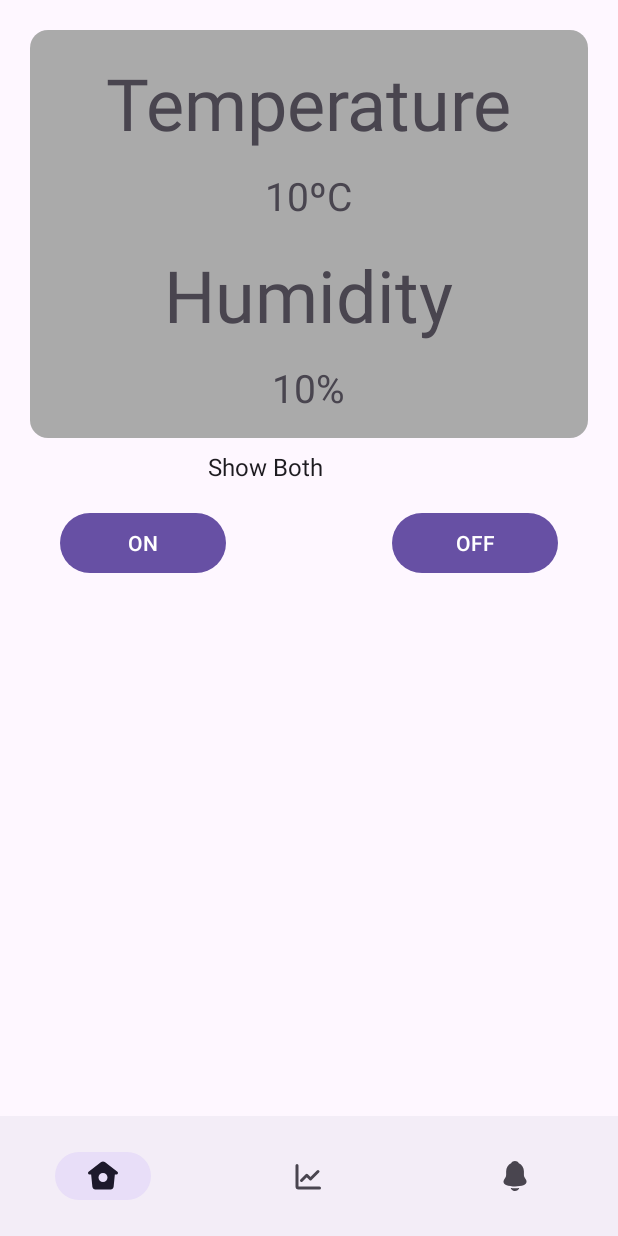
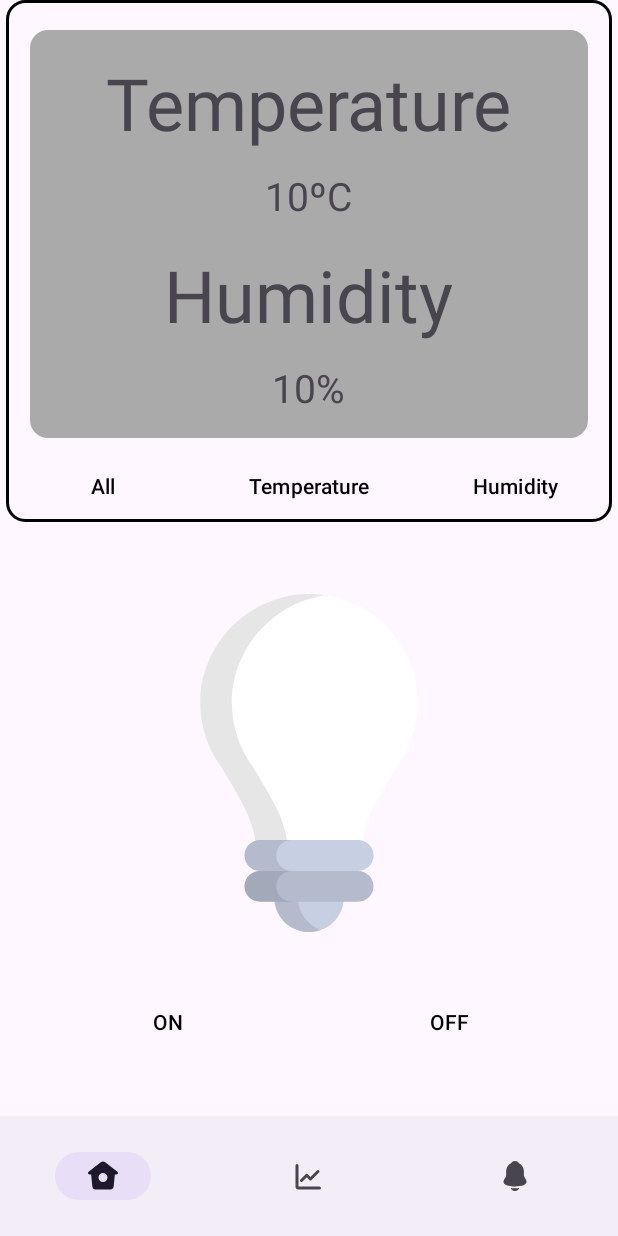
Before and after one commit to Descatres/Android-Room-Sensors-App, an Android app: the screen it shows after launch (MainActivity), on a phone screen of 412 x 824 dp. Run offline under Robolectric (Android 15) with nearby library versions, the phone set to English and light mode, and no system bars.

Commit message:
more layout

```diff
--- a/app/src/main/AndroidManifest.xml
+++ b/app/src/main/AndroidManifest.xml
@@ -14,9 +14,7 @@
         tools:targetApi="31">
         <activity
             android:name=".MainActivity"
-            android:exported="true"
-            android:label="@string/app_name"
-            android:theme="@style/Theme.CM3">
+            android:exported="true">
             <intent-filter>
                 <action android:name="android.intent.action.MAIN" />
 
--- a/app/src/main/java/com/example/cm3/HomeFragment.java
+++ b/app/src/main/java/com/example/cm3/HomeFragment.java
@@ -7,10 +7,14 @@ import androidx.fragment.app.Fragment;
 import android.view.LayoutInflater;
 import android.view.View;
 import android.view.ViewGroup;
+import android.widget.Button;
 
 public class HomeFragment extends Fragment {
     @Override
     public View onCreateView(LayoutInflater inflater, ViewGroup container, Bundle savedInstanceState) {
+
         return inflater.inflate(R.layout.fragment_home, container, false);
     }
+
+
 }
--- /dev/null
+++ b/app/src/main/res/drawable/border_background.xml
@@ -0,0 +1,9 @@
+<?xml version="1.0" encoding="utf-8"?>
+<layer-list xmlns:android="http://schemas.android.com/apk/res/android">
+    <item android:left="4dp" android:right="4dp">
+        <shape android:shape="rectangle">
+            <corners android:radius="12dp" /> <!-- Adjust the radius as needed -->
+            <stroke android:color="@android:color/black" android:width="2dp" /> <!-- Adjust color and width as needed -->
+        </shape>
+    </item>
+</layer-list>
--- /dev/null
+++ b/app/src/main/res/drawable/light_off.xml
@@ -0,0 +1,38 @@
+<vector xmlns:android="http://schemas.android.com/apk/res/android"
+    android:width="800dp"
+    android:height="800dp"
+    android:viewportWidth="512"
+    android:viewportHeight="512">
+  <path
+      android:pathData="M203.2,419.44V459.2c0,29.16 23.64,52.8 52.8,52.8l0,0c29.16,0 52.8,-23.64 52.8,-52.8v-39.76H203.2z"
+      android:fillColor="#C7CFE2"/>
+  <path
+      android:pathData="M239.31,459.2v-39.76H203.2V459.2c0,29.16 23.64,52.8 52.8,52.8c6.34,0 12.42,-1.12 18.05,-3.17C253.79,501.45 239.31,482.02 239.31,459.2z"
+      android:strokeAlpha="0.1"
+      android:fillColor="#000000"
+      android:fillAlpha="0.1"/>
+  <path
+      android:pathData="M258.28,0.01C167.32,-1.22 91.17,73.86 91.17,164.84c0,36.26 11.72,69.78 31.56,96.99c31.84,53.01 46.96,77.71 51.53,110.07c1.96,13.87 13.81,24.2 27.82,24.2h107.85c14.01,0 25.87,-10.33 27.82,-24.2c4.57,-32.36 19.69,-57.06 51.53,-110.07c19.84,-27.22 31.56,-60.73 31.56,-96.99C420.83,74.56 348.26,1.23 258.28,0.01z"
+      android:fillColor="#ffffff"/>
+  <path
+      android:pathData="M222.39,371.9c-4.57,-32.36 -19.69,-57.06 -51.53,-110.07c-19.84,-27.22 -31.56,-60.73 -31.56,-96.99c0,-82.1 62.02,-151.24 140.97,-163.05c-7.2,-1.06 -14.54,-1.67 -22,-1.77C167.32,-1.22 91.17,73.86 91.17,164.84c0,36.26 11.72,69.78 31.56,96.99c31.84,53.01 46.96,77.71 51.53,110.07c1.96,13.87 13.81,24.2 27.82,24.2h48.15C236.21,396.1 224.35,385.77 222.39,371.9z"
+      android:strokeAlpha="0.1"
+      android:fillColor="#000000"
+      android:fillAlpha="0.1"/>
+  <path
+      android:pathData="M330.44,419.44L256,396.1l-74.44,23.34c-12.89,0 -23.34,10.45 -23.34,23.34c0,12.89 10.45,23.34 23.34,23.34h148.89c12.89,0 23.34,-10.45 23.34,-23.34C353.78,429.89 343.33,419.44 330.44,419.44z"
+      android:fillColor="#B4BBCC"/>
+  <path
+      android:pathData="M206.36,442.78c0,-12.89 10.45,-23.34 23.34,-23.34l50.37,-15.79L256,396.1l-74.44,23.34c-12.89,0 -23.34,10.45 -23.34,23.34c0,12.89 10.45,23.34 23.34,23.34H229.7C216.81,466.11 206.36,455.67 206.36,442.78z"
+      android:strokeAlpha="0.1"
+      android:fillColor="#000000"
+      android:fillAlpha="0.1"/>
+  <path
+      android:pathData="M330.44,372.76H181.55c-12.89,0 -23.34,10.45 -23.34,23.34l0,0c0,12.89 10.45,23.34 23.34,23.34h148.89c12.89,0 23.34,-10.45 23.34,-23.34l0,0C353.78,383.21 343.33,372.76 330.44,372.76z"
+      android:fillColor="#C7CFE2"/>
+  <path
+      android:pathData="M206.36,396.1c0,-12.89 10.45,-23.34 23.34,-23.34h-48.15c-12.89,0 -23.34,10.45 -23.34,23.34s10.45,23.34 23.34,23.34H229.7C216.81,419.44 206.36,408.99 206.36,396.1z"
+      android:strokeAlpha="0.1"
+      android:fillColor="#000000"
+      android:fillAlpha="0.1"/>
+</vector>
--- /dev/null
+++ b/app/src/main/res/drawable/light_on.xml
@@ -0,0 +1,38 @@
+<vector xmlns:android="http://schemas.android.com/apk/res/android"
+    android:width="800dp"
+    android:height="800dp"
+    android:viewportWidth="512"
+    android:viewportHeight="512">
+  <path
+      android:pathData="M203.2,419.44V459.2c0,29.16 23.64,52.8 52.8,52.8l0,0c29.16,0 52.8,-23.64 52.8,-52.8v-39.76H203.2z"
+      android:fillColor="#C7CFE2"/>
+  <path
+      android:pathData="M239.31,459.2v-39.76H203.2V459.2c0,29.16 23.64,52.8 52.8,52.8c6.34,0 12.42,-1.12 18.05,-3.17C253.79,501.45 239.31,482.02 239.31,459.2z"
+      android:strokeAlpha="0.1"
+      android:fillColor="#000000"
+      android:fillAlpha="0.1"/>
+  <path
+      android:pathData="M258.28,0.01C167.32,-1.22 91.17,73.86 91.17,164.84c0,36.26 11.72,69.78 31.56,96.99c31.84,53.01 46.96,77.71 51.53,110.07c1.96,13.87 13.81,24.2 27.82,24.2h107.85c14.01,0 25.87,-10.33 27.82,-24.2c4.57,-32.36 19.69,-57.06 51.53,-110.07c19.84,-27.22 31.56,-60.73 31.56,-96.99C420.83,74.56 348.26,1.23 258.28,0.01z"
+      android:fillColor="#FFD782"/>
+  <path
+      android:pathData="M222.39,371.9c-4.57,-32.36 -19.69,-57.06 -51.53,-110.07c-19.84,-27.22 -31.56,-60.73 -31.56,-96.99c0,-82.1 62.02,-151.24 140.97,-163.05c-7.2,-1.06 -14.54,-1.67 -22,-1.77C167.32,-1.22 91.17,73.86 91.17,164.84c0,36.26 11.72,69.78 31.56,96.99c31.84,53.01 46.96,77.71 51.53,110.07c1.96,13.87 13.81,24.2 27.82,24.2h48.15C236.21,396.1 224.35,385.77 222.39,371.9z"
+      android:strokeAlpha="0.1"
+      android:fillColor="#000000"
+      android:fillAlpha="0.1"/>
+  <path
+      android:pathData="M330.44,419.44L256,396.1l-74.44,23.34c-12.89,0 -23.34,10.45 -23.34,23.34c0,12.89 10.45,23.34 23.34,23.34h148.89c12.89,0 23.34,-10.45 23.34,-23.34C353.78,429.89 343.33,419.44 330.44,419.44z"
+      android:fillColor="#B4BBCC"/>
+  <path
+      android:pathData="M206.36,442.78c0,-12.89 10.45,-23.34 23.34,-23.34l50.37,-15.79L256,396.1l-74.44,23.34c-12.89,0 -23.34,10.45 -23.34,23.34c0,12.89 10.45,23.34 23.34,23.34H229.7C216.81,466.11 206.36,455.67 206.36,442.78z"
+      android:strokeAlpha="0.1"
+      android:fillColor="#000000"
+      android:fillAlpha="0.1"/>
+  <path
+      android:pathData="M330.44,372.76H181.55c-12.89,0 -23.34,10.45 -23.34,23.34l0,0c0,12.89 10.45,23.34 23.34,23.34h148.89c12.89,0 23.34,-10.45 23.34,-23.34l0,0C353.78,383.21 343.33,372.76 330.44,372.76z"
+      android:fillColor="#C7CFE2"/>
+  <path
+      android:pathData="M206.36,396.1c0,-12.89 10.45,-23.34 23.34,-23.34h-48.15c-12.89,0 -23.34,10.45 -23.34,23.34s10.45,23.34 23.34,23.34H229.7C216.81,419.44 206.36,408.99 206.36,396.1z"
+      android:strokeAlpha="0.1"
+      android:fillColor="#000000"
+      android:fillAlpha="0.1"/>
+</vector>
--- a/app/src/main/res/layout/fragment_home.xml
+++ b/app/src/main/res/layout/fragment_home.xml
@@ -4,6 +4,12 @@
     android:layout_width="match_parent"
     android:layout_height="match_parent">
 
+    <RelativeLayout
+        android:id="@+id/borderContainer"
+        android:layout_width="match_parent"
+        android:layout_height="wrap_content"
+        android:layout_centerHorizontal="true"
+        android:background="@drawable/border_background">
         <!-- Grey background for temperature and humidity -->
         <RelativeLayout
             android:id="@+id/temperatureHumidityContainer"
@@ -58,33 +64,75 @@
                 android:layout_centerHorizontal="true" />
         </RelativeLayout>
 
-    <!-- Spinner to select what to show -->
-    <Spinner
-        android:id="@+id/spinnerShowData"
-        android:layout_width="wrap_content"
+        <!-- Three Buttons to replace the Spinner -->
+        <LinearLayout
+            android:layout_width="match_parent"
             android:layout_height="wrap_content"
             android:layout_below="@id/temperatureHumidityContainer"
+            android:orientation="horizontal"
+            android:layout_marginTop="8dp">
+
+            <!-- Button 1 -->
+            <Button
+                android:id="@+id/btnOption1"
+                android:layout_width="0dp"
+                android:layout_height="wrap_content"
+                android:layout_weight="1"
+                android:background="@android:color/transparent"
+                android:textColor="@android:color/black"
+                android:text="@string/all" />
+
+            <!-- Button 2 -->
+            <Button
+                android:id="@+id/btnOption2"
+                android:layout_width="0dp"
+                android:layout_height="wrap_content"
+                android:layout_weight="1"
+                android:background="@android:color/transparent"
+                android:textColor="@android:color/black"
+                android:text="@string/temperature" />
+
+            <!-- Button 3 -->
+            <Button
+                android:id="@+id/btnOption3"
+                android:layout_width="0dp"
+                android:layout_height="wrap_content"
+                android:layout_weight="1"
+                android:background="@android:color/transparent"
+                android:textColor="@android:color/black"
+                android:text="@string/humidity" />
+        </LinearLayout>
+    </RelativeLayout>
+
+    <ImageView
+        android:id="@+id/imageLightBulb"
+        android:layout_width="match_parent"
+        android:layout_height="225dp"
+        android:layout_below="@id/borderContainer"
         android:layout_centerHorizontal="true"
-        android:layout_marginTop="8dp"
-        android:background="@android:color/transparent"
-        android:entries="@array/data_options"
-        android:prompt="@string/select_data_prompt" />
+        android:layout_marginTop="48dp"
+        app:srcCompat="@drawable/light_off"
+        android:scaleType="fitCenter"
+        android:adjustViewBounds="true"
+        android:contentDescription="@string/lightoff" />
 
     <!-- Buttons to turn on and off LED -->
     <LinearLayout
         android:layout_width="match_parent"
         android:layout_height="wrap_content"
-        android:layout_below="@id/spinnerShowData"
+        android:layout_below="@id/imageLightBulb"
         android:orientation="horizontal"
-        android:layout_marginTop="16dp">
+        android:layout_marginTop="36dp">
 
         <!-- Button to turn on LED -->
         <Button
             android:id="@+id/btnTurnOn"
             android:layout_width="0dp"
             android:layout_height="wrap_content"
-            android:layout_weight="1"
-            android:layout_marginStart="40dp"
+            android:layout_weight="1.5"
+            android:layout_marginStart="56dp"
+            android:background="@android:color/transparent"
+            android:textColor="@android:color/black"
             android:text="@string/on" />
 
         <!-- Space between buttons -->
@@ -98,8 +146,10 @@
             android:id="@+id/btnTurnOff"
             android:layout_width="0dp"
             android:layout_height="wrap_content"
-            android:layout_weight="1"
-            android:layout_marginEnd="40dp"
+            android:layout_weight="1.5"
+            android:layout_marginEnd="56dp"
+            android:background="@android:color/transparent"
+            android:textColor="@android:color/black"
             android:text="@string/off" />
     </LinearLayout>
 
--- a/app/src/main/res/values-night/themes.xml
+++ b/app/src/main/res/values-night/themes.xml
@@ -1,6 +1,6 @@
 <resources xmlns:tools="http://schemas.android.com/tools">
     <!-- Base application theme. -->
-    <style name="Base.Theme.CM3" parent="Theme.Material3.DayNight.NoActionBar">
+    <style name="Base.Theme.CM3" parent="Theme.Material3.Light.NoActionBar">
         <!-- Customize your dark theme here. -->
         <!-- <item name="colorPrimary">@color/my_dark_primary</item> -->
     </style>
--- a/app/src/main/res/values/arrays.xml
+++ b/app/src/main/res/values/arrays.xml
@@ -3,8 +3,8 @@
     <!-- ... other arrays ... -->
 
     <string-array name="data_options">
-        <item>Show Both</item>
-        <item>Show Temperature</item>
-        <item>Show Humidity</item>
+        <item>All</item>
+        <item>Temperature</item>
+        <item>Humidity</item>
     </string-array>
 </resources>
--- a/app/src/main/res/values/strings.xml
+++ b/app/src/main/res/values/strings.xml
@@ -53,4 +53,6 @@
     <string name="on">ON</string>
     <string name="off">OFF</string>
     <string name="select_data_prompt">Select data to show</string>
+    <string name="all">All</string>
+    <string name="lightoff">LightOff</string>
 </resources>
```
Also changed, not shown: 2 other files. Lines whose indentation alone changed are shown as unchanged.
